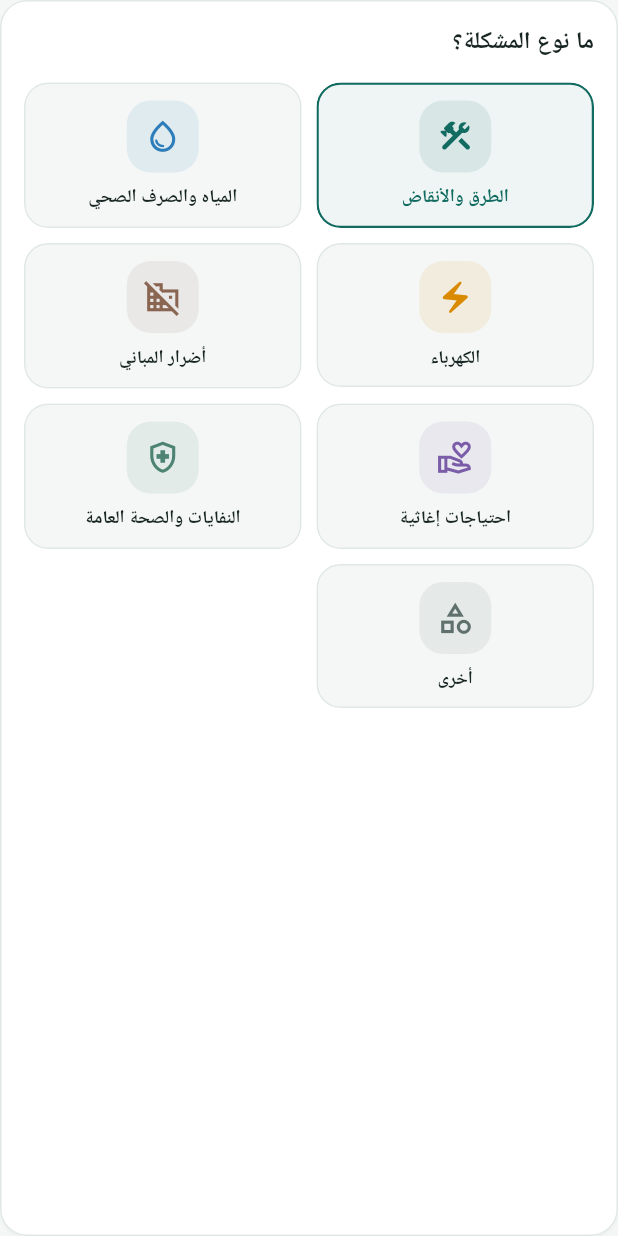
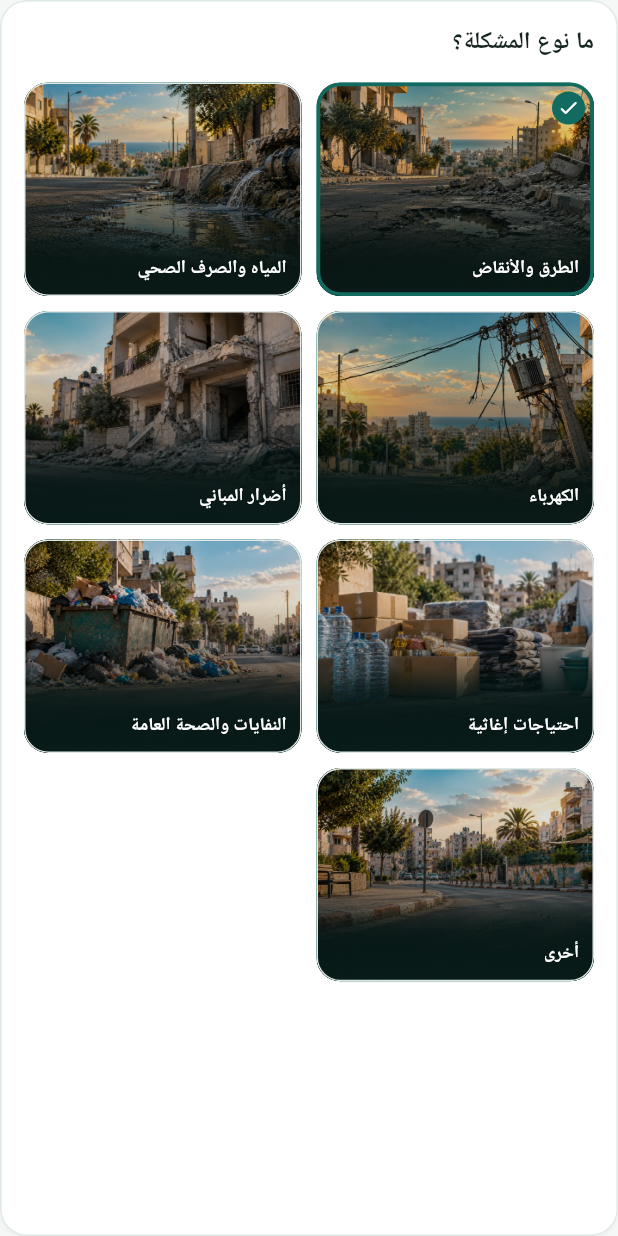
Before and after one commit to MahmoudSalam0/ballegh, a Flutter app: the _CategorySection widget shown alone on an empty page, opened directly with empty values, on a phone screen of 412 x 824 dp. Run offline on Flutter 3.47's test engine with Material 3 defaults, Android fonts, the phone set to English and light mode, and no system bars; our stand-ins replace flutter_map, geolocator, image_picker, latlong2, sqflite; accounts and stored records are empty.

Commit message:
feat: enhance report category cards with image backgrounds

```diff
--- a/lib/screens/add_report_screen.dart
+++ b/lib/screens/add_report_screen.dart
@@ -7,7 +7,7 @@ import '../database/database_helper.dart';
 import '../models/report.dart';
 import '../models/report_coordinates.dart';
 import '../services/report_image_storage.dart';
-import '../widgets/category_icon.dart';
+import '../widgets/category_select_card.dart';
 import '../widgets/report_location_card.dart';
 import '../widgets/report_image_picker_card.dart';
 import 'location_picker_screen.dart';
@@ -443,7 +443,8 @@ class _CategorySection extends StatelessWidget {
                     for (final category in ReportCategory.values)
                       SizedBox(
                         width: itemWidth,
-                        child: _CategoryChoice(
+                        child: CategorySelectCard(
+                          key: Key('category-${category.name}'),
                           category: category,
                           selected: selectedCategory == category,
                           onTap: () => onSelected(category),
@@ -473,65 +474,6 @@ class _CategorySection extends StatelessWidget {
               ),
             ],
           ],
-        ),
-      ),
-    );
-  }
-}
-
-class _CategoryChoice extends StatelessWidget {
-  const _CategoryChoice({
-    required this.category,
-    required this.selected,
-    required this.onTap,
-  });
-
-  final ReportCategory category;
-  final bool selected;
-  final VoidCallback onTap;
-
-  @override
-  Widget build(BuildContext context) {
-    return Semantics(
-      button: true,
-      selected: selected,
-      label: category.label,
-      child: Material(
-        color: selected
-            ? AppColors.primary.withValues(alpha: 0.07)
-            : AppColors.background,
-        shape: RoundedRectangleBorder(
-          borderRadius: BorderRadius.circular(16),
-          side: BorderSide(
-            color: selected ? AppColors.primary : AppColors.border,
-            width: selected ? 1.5 : 1,
-          ),
-        ),
-        clipBehavior: Clip.antiAlias,
-        child: InkWell(
-          key: Key('category-${category.name}'),
-          onTap: onTap,
-          child: Padding(
-            padding: const EdgeInsets.symmetric(horizontal: 8, vertical: 12),
-            child: Column(
-              mainAxisSize: MainAxisSize.min,
-              children: [
-                CategoryIcon(category: category),
-                const SizedBox(height: 8),
-                Text(
-                  category.label,
-                  maxLines: 2,
-                  overflow: TextOverflow.ellipsis,
-                  textAlign: TextAlign.center,
-                  style: Theme.of(context).textTheme.bodySmall?.copyWith(
-                    color: selected ? AppColors.primary : AppColors.textPrimary,
-                    fontWeight: FontWeight.w700,
-                    height: 1.35,
-                  ),
-                ),
-              ],
-            ),
-          ),
         ),
       ),
     );
--- /dev/null
+++ b/lib/widgets/category_select_card.dart
@@ -0,0 +1,125 @@
+import 'package:flutter/material.dart';
+
+import '../core/theme/app_colors.dart';
+import '../models/report.dart';
+
+/// Maps each [ReportCategory] to its optimized WebP background image.
+///
+/// Kept in one place so the category selection cards in both the add and edit
+/// report screens share the same mapping instead of duplicating branch logic.
+extension ReportCategoryImage on ReportCategory {
+  String get imageAsset => switch (this) {
+    ReportCategory.roadsAndRubble => 'assets/images/categories/roads.webp',
+    ReportCategory.waterAndSanitation => 'assets/images/categories/water.webp',
+    ReportCategory.electricity => 'assets/images/categories/electricity.webp',
+    ReportCategory.buildingDamage => 'assets/images/categories/buildings.webp',
+    ReportCategory.reliefNeeds => 'assets/images/categories/relief.webp',
+    ReportCategory.wasteAndPublicHealth =>
+      'assets/images/categories/waste.webp',
+    ReportCategory.other => 'assets/images/categories/other.webp',
+  };
+}
+
+/// A category choice card that uses the category image as its background with a
+/// dark gradient overlay so the white Arabic label stays readable.
+class CategorySelectCard extends StatelessWidget {
+  const CategorySelectCard({
+    super.key,
+    required this.category,
+    required this.selected,
+    required this.onTap,
+    this.enabled = true,
+  });
+
+  final ReportCategory category;
+  final bool selected;
+  final bool enabled;
+  final VoidCallback onTap;
+
+  @override
+  Widget build(BuildContext context) {
+    return Semantics(
+      button: true,
+      selected: selected,
+      enabled: enabled,
+      label: category.label,
+      child: Material(
+        color: AppColors.primary,
+        shape: RoundedRectangleBorder(
+          borderRadius: BorderRadius.circular(16),
+          side: BorderSide(
+            color: selected ? AppColors.primary : AppColors.border,
+            width: selected ? 2.5 : 1,
+          ),
+        ),
+        clipBehavior: Clip.antiAlias,
+        child: InkWell(
+          onTap: enabled ? onTap : null,
+          child: AspectRatio(
+            aspectRatio: 1.3,
+            child: Stack(
+              fit: StackFit.expand,
+              children: [
+                Image.asset(
+                  category.imageAsset,
+                  fit: BoxFit.cover,
+                  errorBuilder: (context, error, stackTrace) =>
+                      const ColoredBox(color: AppColors.primary),
+                ),
+                const DecoratedBox(
+                  decoration: BoxDecoration(
+                    gradient: LinearGradient(
+                      begin: Alignment.topCenter,
+                      end: Alignment.bottomCenter,
+                      colors: [Color(0x22000000), Color(0xD9081A17)],
+                      stops: [0.3, 1],
+                    ),
+                  ),
+                ),
+                Padding(
+                  padding: const EdgeInsets.all(10),
+                  child: Align(
+                    alignment: AlignmentDirectional.bottomStart,
+                    child: Text(
+                      category.label,
+                      maxLines: 2,
+                      overflow: TextOverflow.ellipsis,
+                      style: Theme.of(context).textTheme.bodySmall?.copyWith(
+                        color: Colors.white,
+                        fontWeight: FontWeight.w700,
+                        height: 1.3,
+                      ),
+                    ),
+                  ),
+                ),
+                if (selected)
+                  const PositionedDirectional(
+                    top: 6,
+                    start: 6,
+                    child: _SelectedBadge(),
+                  ),
+              ],
+            ),
+          ),
+        ),
+      ),
+    );
+  }
+}
+
+class _SelectedBadge extends StatelessWidget {
+  const _SelectedBadge();
+
+  @override
+  Widget build(BuildContext context) {
+    return Container(
+      width: 22,
+      height: 22,
+      decoration: const BoxDecoration(
+        color: AppColors.primary,
+        shape: BoxShape.circle,
+      ),
+      child: const Icon(Icons.check_rounded, color: Colors.white, size: 15),
+    );
+  }
+}
--- a/pubspec.yaml
+++ b/pubspec.yaml
@@ -66,6 +66,7 @@ flutter:
   assets:
     - assets/images/ballegh.jpeg
     - assets/images/ballegh2.jpeg
+    - assets/images/categories/
 
   # An image asset can refer to one or more resolution-specific "variants", see
   # https://flutter.dev/to/resolution-aware-images
```
Also changed, not shown: lib/screens/edit_report_screen.dart (+3 -64 lines), assets/images/categories/buildings.webp (added), assets/images/categories/electricity.webp (added), assets/images/categories/other.webp (added), assets/images/categories/relief.webp (added), assets/images/categories/roads.webp (added), assets/images/categories/waste.webp (added), assets/images/categories/water.webp (added).
